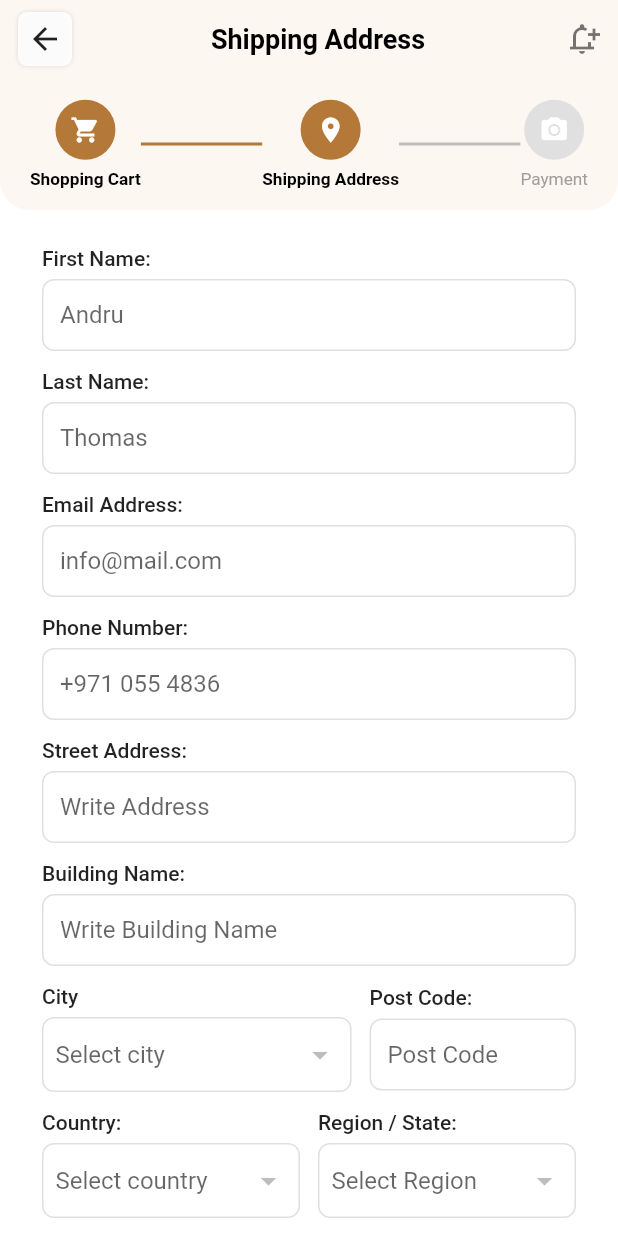
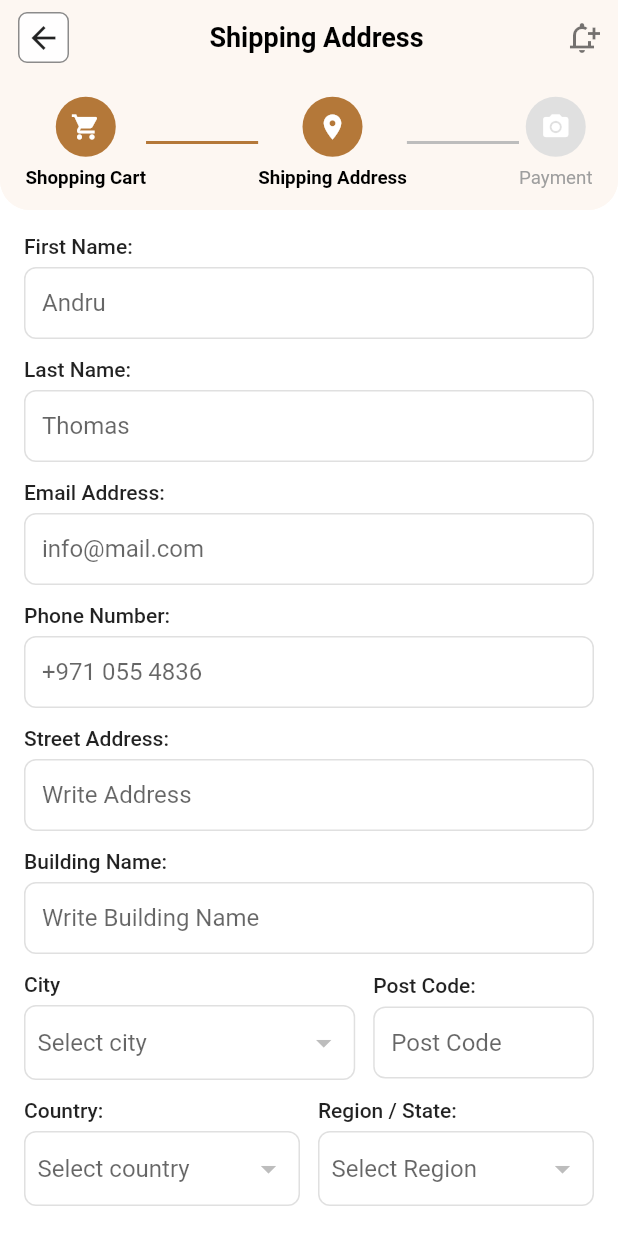
Before and after one commit to kawserfdev/Shipping-Address, a Flutter app: the screen it shows after launch, on a phone screen of 412 x 824 dp. Run offline on Flutter 3.47's test engine with Material 3 defaults, Android fonts, the phone set to English and light mode, and no system bars; our stand-ins replace flutter_riverpod; network calls fail.

Commit message:
Update UI

```diff
--- a/lib/provider/address_provider.dart
+++ b/lib/provider/address_provider.dart
@@ -18,7 +18,7 @@ final addressRepositoryProvider = Provider<AddressRepository>((ref) {
   return AddressRepository(ref.watch(apiServiceProvider));
 });
 
-// Address change notifier provider (for the shipping address form)
+// Address change notifier provider
 final addressChangeNotifierProvider =
     ChangeNotifierProvider<AddressChangeNotifier>((ref) {
   return AddressChangeNotifier();
@@ -42,10 +42,8 @@ class AddressesNotifier extends StateNotifier<AsyncValue<List<AddressModel>>> {
   Future<void> delete(int id, int memberId) async {
     try {
       await repo.removeAddress(id, memberId);
-      // refresh
       await load(memberId);
     } catch (e) {
-      // handle error (could update state with error)
     }
   }
 }
--- a/lib/view/shipping_address_page.dart
+++ b/lib/view/shipping_address_page.dart
@@ -71,16 +71,12 @@ class _ShippingAddressPageState extends ConsumerState<ShippingAddressPage> {
                           GestureDetector(
                             onTap: () => Navigator.pop(context),
                             child: Container(
-                              padding: const EdgeInsets.all(6),
+                              padding: const EdgeInsets.all(4),
                               decoration: BoxDecoration(
                                 borderRadius: BorderRadius.circular(6),
+                                border: Border.all(color: Colors.black45),
                                 color: Colors.white.withOpacity(0.9),
-                                boxShadow: [
-                                  BoxShadow(
-                                    color: Colors.black12,
-                                    blurRadius: 2,
-                                  ),
-                                ],
+
                               ),
                               child: const Icon(
                                 Icons.arrow_back,
@@ -104,18 +100,17 @@ class _ShippingAddressPageState extends ConsumerState<ShippingAddressPage> {
                         ],
                       ),
                     ),
-
-                    // ======== Bottom Progress Section ========
                     Expanded(
                       child: Container(
                         width: double.infinity,
                         color: appbarColor,
                         padding: const EdgeInsets.symmetric(
-                          vertical: 14,
-                          horizontal: 20,
+                          vertical: 11,
+                          horizontal: 17,
                         ),
                         child: Row(
                           mainAxisAlignment: MainAxisAlignment.spaceAround,
+
                           children: [
                             _buildStepItem(
                               "Shopping Cart",
@@ -152,10 +147,6 @@ class _ShippingAddressPageState extends ConsumerState<ShippingAddressPage> {
             children: [
               Expanded(
                 child: SingleChildScrollView(
-                  padding: const EdgeInsets.symmetric(
-                    horizontal: 12,
-                    vertical: 8,
-                  ),
                   child: Padding(
                     padding: const EdgeInsets.all(16.0),
                     child: Form(
@@ -357,38 +348,6 @@ class _ShippingAddressPageState extends ConsumerState<ShippingAddressPage> {
       ),
     );
   }
-
-  // Widget _buildProgressRow(Color accent) {
-  //   return Padding(
-  //     padding: const EdgeInsets.symmetric(horizontal: 16),
-  //     child: Row(
-  //       children: [
-  //         _progressItem(Icons.shopping_cart, 'Shopping Cart', accent, true),
-  //         Expanded(child: Divider(color: Colors.grey.shade300, thickness: 1)),
-  //         _progressItem(Icons.location_on, 'Shipping Address', accent, true),
-  //         Expanded(child: Divider(color: Colors.grey.shade300, thickness: 1)),
-  //         _progressItem(Icons.camera_alt, 'Payment', accent, false),
-  //       ],
-  //     ),
-  //   );
-  // }
-
-  // Widget _progressItem(IconData icon, String label, Color accent, bool done) {
-  //   return Column(
-  //     children: [
-  //       CircleAvatar(
-  //         backgroundColor: done ? accent : Colors.grey.shade300,
-  //         radius: 18,
-  //         child: Icon(icon, color: Colors.white, size: 18),
-  //       ),
-  //       const SizedBox(height: 6),
-  //       Text(
-  //         label,
-  //         style: TextStyle(fontSize: 12, color: Colors.grey.shade700),
-  //       ),
-  //     ],
-  //   );
-  // }
 
   Widget _label(String text) => Padding(
     padding: const EdgeInsets.only(bottom: 6),
@@ -592,7 +551,7 @@ class _ShippingAddressPageState extends ConsumerState<ShippingAddressPage> {
         Text(
           title,
           style: TextStyle(
-            fontSize: 11.5,
+            fontSize: 12.5,
             color: isActive ? Colors.black : Colors.grey,
             fontWeight: isActive ? FontWeight.w600 : FontWeight.normal,
           ),
```
Also changed, not shown: lib/provider/address_change_notifire.dart (+6 -4 lines).
